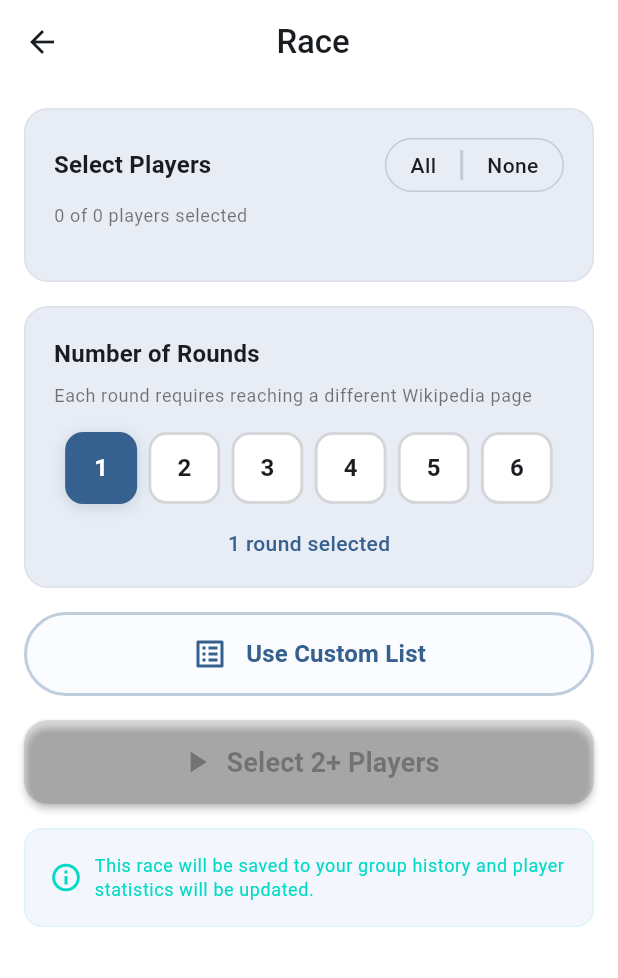
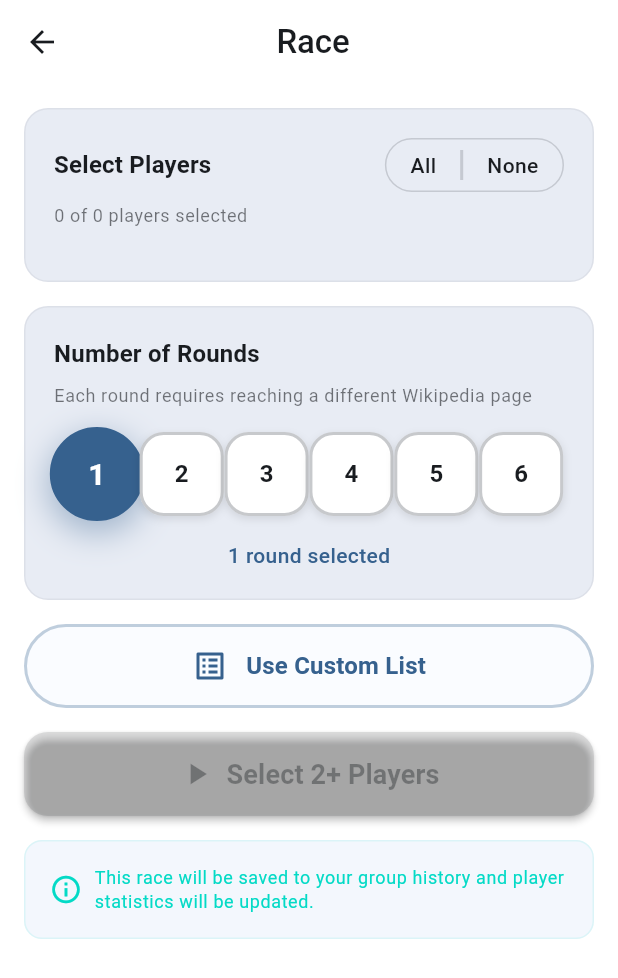
Before and after one commit to warforged5/wikapediaracer, a Flutter app: the GroupRaceSetupScreen screen opened directly with empty values, after a tap on an icon or button, on a phone screen of 412 x 824 dp. Shown: the top 978 px of the screen. Run offline on Flutter 3.47's test engine with Material 3 defaults, Android fonts, the phone set to English and light mode, and no system bars; our stand-ins replace file_picker, flutter_native_splash, share_plus, shared_preferences; missing offline and left inert: morphable_shape; accounts and stored records are empty.

Commit message:
Slight Changes

```diff
--- a/lib/screens/group_race_setup_screen.dart
+++ b/lib/screens/group_race_setup_screen.dart
@@ -324,43 +324,10 @@
                       final rounds = index + 1;
                       final isSelected = _rounds == rounds;
 
-                      return GestureDetector(
+                      return _RoundSelectorButton(
+                        rounds: rounds,
+                        isSelected: isSelected,
                         onTap: () => setState(() => _rounds = rounds),
-                        child: Container(
-                          width: 48,
-                          height: 48,
-                          decoration: BoxDecoration(
-                            color: isSelected
-                                ? Theme.of(context).colorScheme.primary
-                                : Theme.of(context).colorScheme.surface,
-                            border: Border.all(
-                              color: isSelected
-                                  ? Theme.of(context).colorScheme.primary
-                                  : Theme.of(context).colorScheme.outline.withValues(alpha: 0.3),
-                              width: 2,
-                            ),
-                            borderRadius: BorderRadius.circular(12),
-                            boxShadow: isSelected ? [
-                              BoxShadow(
-                                color: Theme.of(context).colorScheme.primary.withValues(alpha: 0.2),
-                                blurRadius: 8,
-                                offset: const Offset(0, 2),
-                              ),
-                            ] : null,
-                          ),
-                          child: Center(
-                            child: Text(
-                              '$rounds',
-                              style: TextStyle(
-                                color: isSelected
-                                    ? Theme.of(context).colorScheme.onPrimary
-                                    : Theme.of(context).colorScheme.onSurface,
-                                fontWeight: FontWeight.bold,
-                                fontSize: 16,
-                              ),
-                            ),
-                          ),
-                        ),
                       );
                     }),
                   ),
@@ -491,3 +458,153 @@
     );
   }
 }
+
+class _RoundSelectorButton extends StatefulWidget {
+  final int rounds;
+  final bool isSelected;
+  final VoidCallback onTap;
+
+  const _RoundSelectorButton({
+    required this.rounds,
+    required this.isSelected,
+    required this.onTap,
+  });
+
+  @override
+  State<_RoundSelectorButton> createState() => _RoundSelectorButtonState();
+}
+
+class _RoundSelectorButtonState extends State<_RoundSelectorButton>
+    with TickerProviderStateMixin {
+  late AnimationController _morphController;
+  late AnimationController _bounceController;
+  late Animation<double> _morphAnimation;
+  late Animation<double> _scaleAnimation;
+
+  @override
+  void initState() {
+    super.initState();
+
+    _morphController = AnimationController(
+      duration: const Duration(milliseconds: 300),
+      vsync: this,
+    );
+
+    _bounceController = AnimationController(
+      duration: const Duration(milliseconds: 400),
+      vsync: this,
+    );
+
+    // Morph from squircle (0.0) to circle (1.0)
+    _morphAnimation = CurvedAnimation(
+      parent: _morphController,
+      curve: Curves.easeOutCubic,
+    );
+
+    // Scale animation for the bounce
+    _scaleAnimation = Tween<double>(
+      begin: 1.0,
+      end: 1.12,
+    ).animate(CurvedAnimation(
+      parent: _bounceController,
+      curve: Curves.elasticOut,
+    ));
+
+    if (widget.isSelected) {
+      _morphController.forward();
+      _bounceController.forward();
+    }
+  }
+
+  @override
+  void didUpdateWidget(_RoundSelectorButton oldWidget) {
+    super.didUpdateWidget(oldWidget);
+
+    if (widget.isSelected != oldWidget.isSelected) {
+      if (widget.isSelected) {
+        _morphController.forward();
+        _bounceController.reset();
+        _bounceController.forward();
+      } else {
+        _morphController.reverse();
+        _bounceController.reset();
+      }
+    }
+  }
+
+  @override
+  void dispose() {
+    _morphController.dispose();
+    _bounceController.dispose();
+    super.dispose();
+  }
+
+  @override
+  Widget build(BuildContext context) {
+    return GestureDetector(
+      onTap: widget.onTap,
+      child: AnimatedBuilder(
+        animation: Listenable.merge([_morphAnimation, _scaleAnimation]),
+        builder: (context, child) {
+          // Calculate border radius: squircle (16) to circle (28)
+          final borderRadius = Tween<double>(
+            begin: 16.0, // Squircle
+            end: 28.0,   // Circle
+          ).evaluate(_morphAnimation);
+
+          final scale = widget.isSelected
+            ? (1.0 + (_scaleAnimation.value - 1.0))
+            : 1.0;
+
+          return Transform.scale(
+            scale: scale,
+            child: AnimatedContainer(
+              duration: const Duration(milliseconds: 200),
+              width: 56,
+              height: 56,
+              decoration: BoxDecoration(
+                color: widget.isSelected
+                    ? Theme.of(context).colorScheme.primary
+                    : Theme.of(context).colorScheme.surface,
+                border: Border.all(
+                  color: widget.isSelected
+                      ? Theme.of(context).colorScheme.primary
+                      : Theme.of(context).colorScheme.outline.withValues(alpha: 0.4),
+                  width: widget.isSelected ? 3 : 2,
+                ),
+                borderRadius: BorderRadius.circular(borderRadius),
+                boxShadow: widget.isSelected ? [
+                  BoxShadow(
+                    color: Theme.of(context).colorScheme.primary.withValues(alpha: 0.4),
+                    blurRadius: 16,
+                    offset: const Offset(0, 6),
+                    spreadRadius: 1,
+                  ),
+                ] : [
+                  BoxShadow(
+                    color: Theme.of(context).colorScheme.shadow.withValues(alpha: 0.1),
+                    blurRadius: 4,
+                    offset: const Offset(0, 2),
+                  ),
+                ],
+              ),
+              child: Center(
+                child: AnimatedDefaultTextStyle(
+                  duration: const Duration(milliseconds: 200),
+                  style: TextStyle(
+                    color: widget.isSelected
+                        ? Theme.of(context).colorScheme.onPrimary
+                        : Theme.of(context).colorScheme.onSurface,
+                    fontWeight: FontWeight.bold,
+                    fontSize: widget.isSelected ? 18 : 16,
+                  ),
+                  child: Text('${widget.rounds}'),
+                ),
+              ),
+            ),
+          );
+        },
+      ),
+    );
+  }
+}
```
